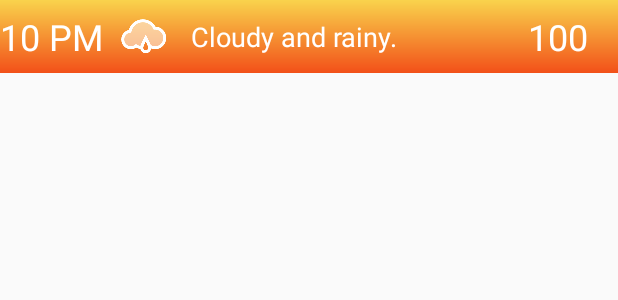
After one commit to deepakkadarivel/Stormy-Android, an Android app: the layout hourly_list_item.xml on its own in the app's theme, with its tools: preview values and no code run, on a phone screen of 412 x 824 dp. The commit adds this screen. Shown: the top 300 px of the screen. Run offline under Robolectric (Android 15) with nearby library versions, the phone set to English and light mode, and no system bars.

Commit message:
Hourly Foecast with Butterknife and RecyclerViwe and Parcelable

```diff
--- a/app/build.gradle
+++ b/app/build.gradle
@@ -27,4 +27,5 @@ dependencies {
     compile 'com.squareup.okhttp3:okhttp:3.4.1'
     compile 'com.jakewharton:butterknife:8.4.0'
     apt 'com.jakewharton:butterknife-compiler:8.4.0'
+    compile 'com.android.support:recyclerview-v7:24.1.1'
 }
--- a/app/src/main/AndroidManifest.xml
+++ b/app/src/main/AndroidManifest.xml
@@ -22,6 +22,8 @@
         </activity>
         <activity android:name=".ui.DailyForecast">
         </activity>
+        <activity android:name=".ui.HourlyForecast">
+        </activity>
     </application>
 
 </manifest>
--- /dev/null
+++ b/app/src/main/res/layout/hourly_list_item.xml
@@ -0,0 +1,56 @@
+<?xml version="1.0" encoding="utf-8"?>
+<RelativeLayout xmlns:android="http://schemas.android.com/apk/res/android"
+                xmlns:tools="http://schemas.android.com/tools"
+                android:layout_width="match_parent"
+                android:layout_height="wrap_content"
+                android:orientation="vertical"
+                android:paddingTop="8dp"
+                android:paddingBottom="8dp"
+                tools:background="@drawable/bg_gradient">
+
+    <TextView
+        android:layout_width="80dp"
+        android:layout_height="wrap_content"
+        android:id="@+id/timeLabel"
+        android:layout_alignParentRight="false"
+        android:layout_centerVertical="true"
+        android:layout_alignParentStart="true"
+        android:layout_alignParentLeft="true"
+        android:textColor="#ffffff"
+        android:textSize="24sp"
+        tools:text="10 PM"/>
+
+    <ImageView
+        android:layout_width="wrap_content"
+        android:layout_height="wrap_content"
+        android:id="@+id/iconImageView"
+        android:layout_centerVertical="true"
+        android:src="@drawable/rain"
+        android:layout_toRightOf="@+id/timeLabel"
+        android:layout_toEndOf="@+id/timeLabel"
+        android:contentDescription="IconImage"/>
+
+    <TextView
+        android:layout_width="60dp"
+        android:layout_height="wrap_content"
+        android:id="@+id/temperatureLabel"
+        android:layout_centerVertical="true"
+        tools:text="100"
+        android:textColor="#ffffff"
+        android:textSize="24sp"
+        android:layout_alignParentRight="true"
+        android:layout_alignParentEnd="true"/>
+
+    <TextView
+        android:layout_width="wrap_content"
+        android:layout_height="wrap_content"
+        tools:text="Cloudy and rainy."
+        android:textColor="#ffffff"
+        android:textSize="18sp"
+        android:layout_centerVertical="true"
+        android:paddingLeft="15dp"
+        android:paddingRight="15dp"
+        android:id="@+id/summaryLabel"
+        android:layout_toRightOf="@+id/iconImageView"
+        android:layout_toLeftOf="@+id/temperatureLabel"/>
+</RelativeLayout>
```
Also changed, not shown: app/src/main/java/com/upbeat/stormy/MainActivity.java (+9 -0 lines), app/src/main/java/com/upbeat/stormy/adapter/HourAdapter.java (added, +63 -0 lines), app/src/main/java/com/upbeat/stormy/ui/DailyForecast.java (+14 -0 lines), app/src/main/java/com/upbeat/stormy/ui/HourlyForecast.java (added, +46 -0 lines), app/src/main/java/com/upbeat/stormy/weather/Hour.java (+59 -3 lines), app/src/main/res/layout/activity_hourly_forecast.xml (added, +19 -0 lines).
